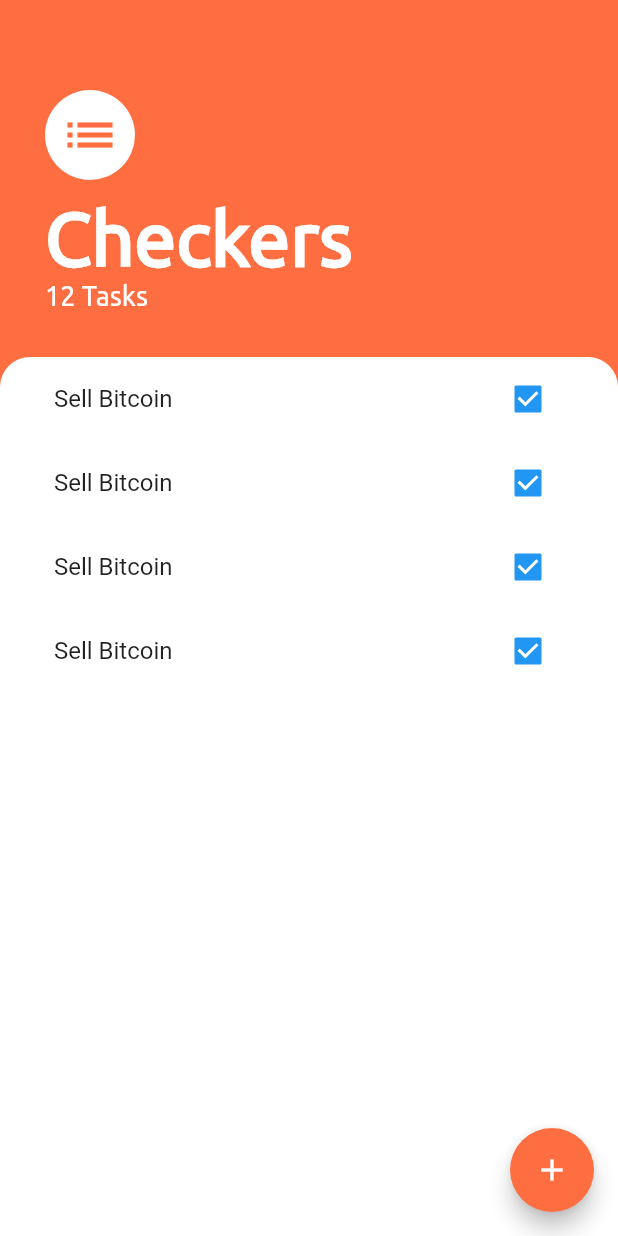
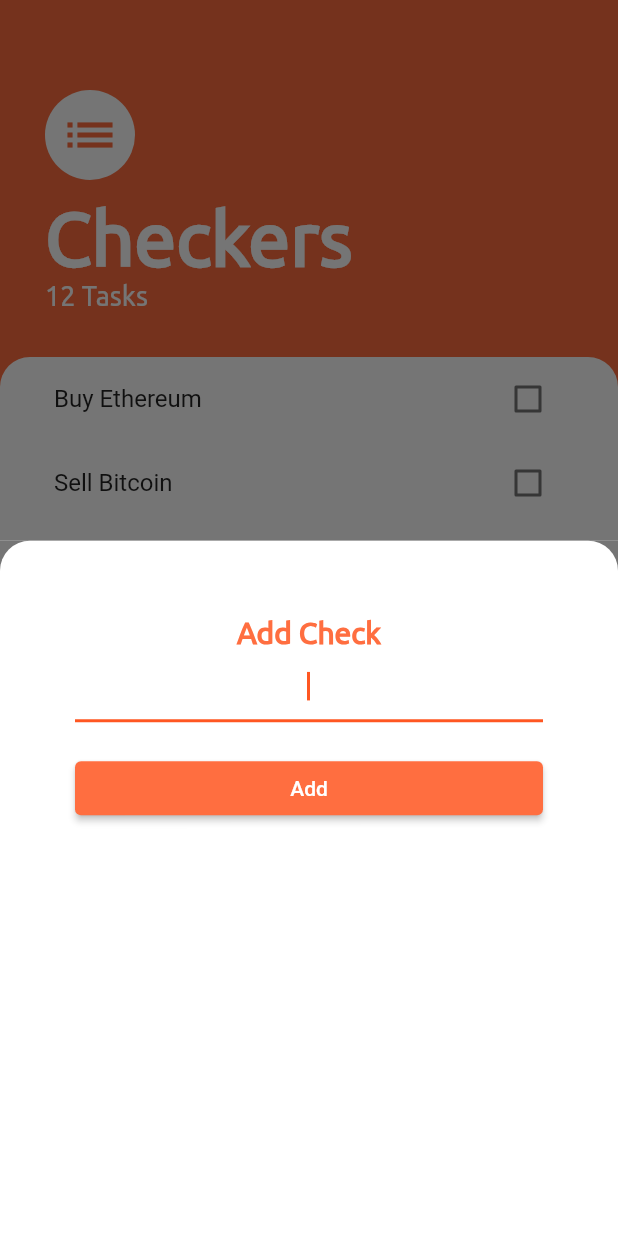
Before and after one commit to Oyedee/CheckersApp, a Flutter app: the screen it shows after launch, after a tap on the "add" icon, on a phone screen of 412 x 824 dp. Run offline on Flutter 3.47's test engine with Material 2 defaults, Android fonts, the phone set to English and light mode, and no system bars; our stand-ins replace device_preview.

Commit message:
Managing the state of our checkbox in the listTile using callbacks and also building the tasksList with a ListView builder

```diff
--- a/lib/main.dart
+++ b/lib/main.dart
@@ -23,7 +23,7 @@ class MyApp extends StatelessWidget {
       locale: DevicePreview.locale(context),
       builder: DevicePreview.appBuilder,
       theme: ThemeData(
-        primarySwatch: Colors.blue,
+        primarySwatch: Colors.deepOrange,
       ),
       home: const TaskScreen(),
     );
--- /dev/null
+++ b/lib/models/task.dart
@@ -0,0 +1,10 @@
+class Task {
+  final String name;
+  bool isDone;
+
+  Task({required this.name, this.isDone = false});
+
+  void toggleDone() {
+    isDone = !isDone;
+  }
+}
--- /dev/null
+++ b/lib/screens/add_task_screen.dart
@@ -0,0 +1,61 @@
+import 'package:flutter/material.dart';
+
+class AddTaskScreen extends StatelessWidget {
+  const AddTaskScreen({Key? key}) : super(key: key);
+
+  @override
+  Widget build(BuildContext context) {
+    return Container(
+      color: const Color(0xff757575),
+      child: Container(
+        decoration: const BoxDecoration(
+          color: Colors.white,
+          borderRadius: BorderRadius.only(
+            topRight: Radius.circular(20),
+            topLeft: Radius.circular(20),
+          ),
+        ),
+        child: Padding(
+          padding: const EdgeInsets.all(50.0),
+          child: Column(
+            crossAxisAlignment: CrossAxisAlignment.stretch,
+            children: [
+              const Text(
+                'Add Check',
+                textAlign: TextAlign.center,
+                style: TextStyle(
+                    color: Colors.deepOrangeAccent,
+                    fontFamily: 'Ubuntu',
+                    fontSize: 20,
+                    fontWeight: FontWeight.w900),
+              ),
+              TextField(
+                autofocus: true,
+                textAlign: TextAlign.center,
+                onChanged: (value) {},
+                decoration: const InputDecoration(
+                  border: UnderlineInputBorder(
+                      borderSide: BorderSide(color: Colors.deepOrangeAccent)),
+                ),
+              ),
+              const SizedBox(
+                height: 20,
+              ),
+              ElevatedButton(
+                style: TextButton.styleFrom(
+                    backgroundColor: Colors.deepOrangeAccent),
+                onPressed: () {},
+                child: const Text(
+                  'Add',
+                  style: TextStyle(
+                    color: Colors.white,
+                  ),
+                ),
+              ),
+            ],
+          ),
+        ),
+      ),
+    );
+  }
+}
--- a/lib/screens/task_screen.dart
+++ b/lib/screens/task_screen.dart
@@ -2,6 +2,7 @@ import 'package:flutter/cupertino.dart';
 import 'package:flutter/material.dart';
 import 'package:flutter/services.dart';
 import 'package:checkers/widgets/tasks_list.dart';
+import 'package:checkers/screens/add_task_screen.dart';
 
 class TaskScreen extends StatelessWidget {
   const TaskScreen({Key? key}) : super(key: key);
@@ -56,14 +57,19 @@ class TaskScreen extends StatelessWidget {
                     topLeft: Radius.circular(20),
                     topRight: Radius.circular(20),
                   )),
-              child: const TaskList(),
+              child: TaskList(),
             ),
           ),
         ],
       ),
       floatingActionButton: FloatingActionButton(
         backgroundColor: Colors.deepOrangeAccent,
-        onPressed: () {},
+        onPressed: () {
+          showModalBottomSheet(
+            context: context,
+            builder: (context) => const AddTaskScreen(),
+          );
+        },
         child: const Icon(Icons.add),
       ),
     );
--- a/lib/widgets/tasks_list.dart
+++ b/lib/widgets/tasks_list.dart
@@ -1,20 +1,34 @@
 import 'package:flutter/material.dart';
 import 'package:checkers/widgets/tasks_tile.dart';
+import 'package:checkers/models/task.dart';
 
-class TaskList extends StatelessWidget {
-  const TaskList({
-    Key? key,
-  }) : super(key: key);
+class TaskList extends StatefulWidget {
+  const TaskList({Key? key}) : super(key: key);
 
   @override
+  State<TaskList> createState() => _TaskListState();
+}
+
+class _TaskListState extends State<TaskList> {
+  List<Task> tasks = [
+    Task(name: 'Buy Ethereum'),
+    Task(name: 'Sell Bitcoin'),
+    Task(name: 'Buy Buy Gold'),
+  ];
+  @override
   Widget build(BuildContext context) {
-    return ListView(
-      children: const [
-        TaskTile(),
-        TaskTile(),
-        TaskTile(),
-        TaskTile(),
-      ],
+    return ListView.builder(
+      itemBuilder: (context, index) {
+        return TaskTile(
+            isChecked: tasks[index].isDone,
+            taskTitle: tasks[index].name,
+            checkboxCallback: (bool? checkboxState) {
+              setState(() {
+                tasks[index].toggleDone();
+              });
+            });
+      },
+      itemCount: tasks.length,
     );
   }
 }
--- a/lib/widgets/tasks_tile.dart
+++ b/lib/widgets/tasks_tile.dart
@@ -1,17 +1,28 @@
 import 'package:flutter/material.dart';
 
 class TaskTile extends StatelessWidget {
-  const TaskTile({
-    Key? key,
-  }) : super(key: key);
+  final bool isChecked;
+  final String taskTitle;
+  final void Function(bool?) checkboxCallback;
+
+  const TaskTile(
+      {required this.isChecked,
+      required this.taskTitle,
+      required this.checkboxCallback});
 
   @override
   Widget build(BuildContext context) {
     return ListTile(
-      title: const Text('Sell Bitcoin'),
+      title: Text(
+        taskTitle,
+        style: TextStyle(
+          decoration: isChecked ? TextDecoration.lineThrough : null,
+        ),
+      ),
       trailing: Checkbox(
-        value: true,
-        onChanged: (bool? value) {},
+        value: isChecked,
+        onChanged: checkboxCallback,
+        activeColor: Colors.deepOrangeAccent,
       ),
     );
   }
```
